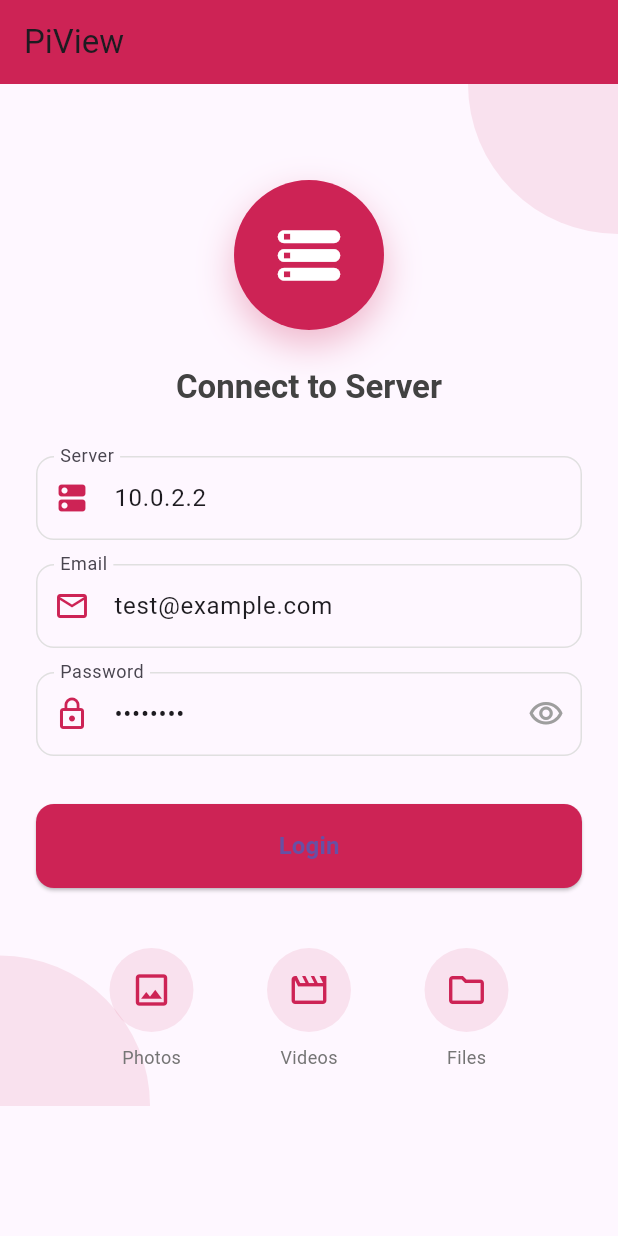
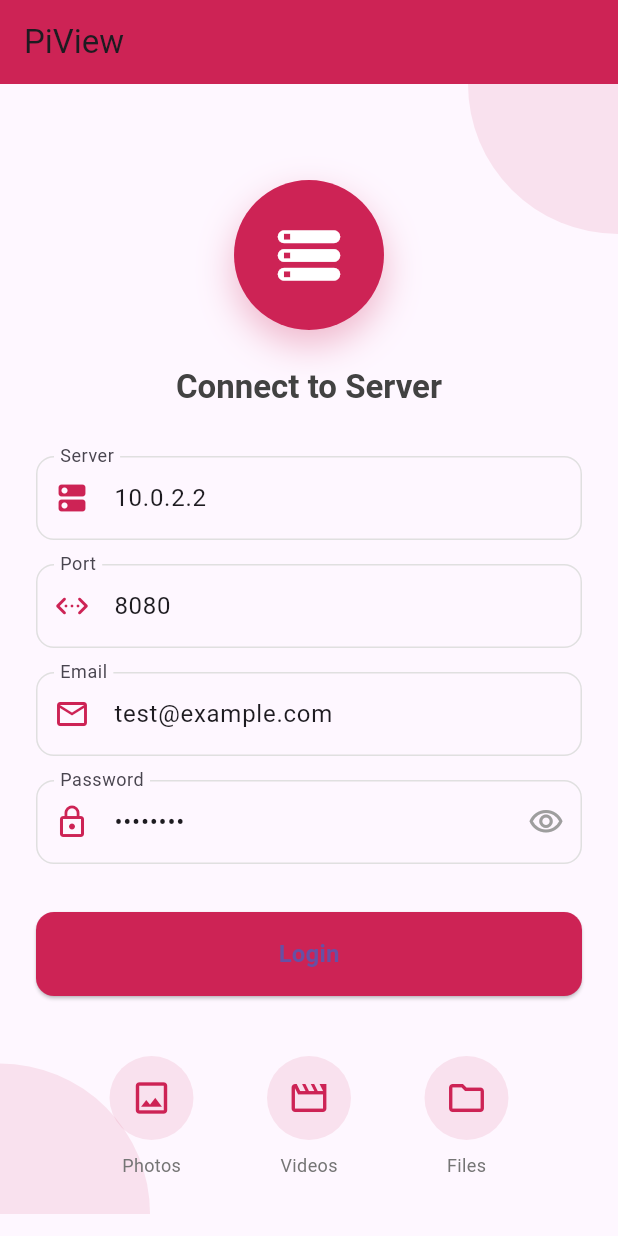
Before and after one commit to renjuashokan/pi_view, a Flutter app: the screen it shows after launch, on a phone screen of 412 x 824 dp. Run offline on Flutter 3.47's test engine with Material 3 defaults, Android fonts, the phone set to English and light mode, and no system bars; our stand-ins replace cached_network_image, chewie, file_picker, flutter_spinkit, photo_view, shared_preferences and 2 more; missing offline and left inert: auto_orientation; accounts and stored records are empty.

Commit message:
Add option to mention server port

```diff
--- a/lib/route_generator.dart
+++ b/lib/route_generator.dart
@@ -23,15 +23,21 @@ class RouteGenerator {
       case '/file_browser':
         final args = settings.arguments as Map<String, dynamic>?;
         final serverIp = args?['serverIp'] as String? ?? 'localhost';
-        return _buildPageRoute(FileBrowserView(serverIp: serverIp));
+        final serverPort = args?['serverPort'] as String? ?? '8080';
+        return _buildPageRoute(FileBrowserView(
+          serverIp: serverIp,
+          serverPort: serverPort,
+        ));
       case '/media_player':
         final args = settings.arguments as Map<String, dynamic>;
         final serverAddress = args['serverAddress'] as String;
+        final serverPort = args['serverPort'] as String? ?? '8080';
         final playlist = args['playlist'] as List<MediaItem>;
         final initialIndex = args['initialIndex'] as int;
         return _buildPageRoute(
           MediaPlayerView(
             serverAddress: serverAddress,
+            serverPort: serverPort,
             playlist: playlist,
             initialIndex: initialIndex,
           ),
@@ -39,11 +45,13 @@ class RouteGenerator {
       case '/image_viewer':
         final args = settings.arguments as Map<String, dynamic>;
         final serverAddress = args['serverAddress'] as String;
+        final serverPort = args['serverPort'] as String? ?? '8080';
         final imageItem = args['imageItem'] as ImageItem;
         final allimages = args['allImages'] as List<ImageItem>;
         return _buildPageRoute(
           ImageView(
             serverAddress: serverAddress,
+            serverPort: serverPort,
             imageItem: imageItem,
             allImages: allimages,
           ),
--- a/lib/viewmodels/login_viewmodel.dart
+++ b/lib/viewmodels/login_viewmodel.dart
@@ -8,6 +8,7 @@ class LoginViewModel extends ChangeNotifier {
   bool _isLoading = false;
   String? _error;
   static const String SERVER_IP_KEY = 'server_ip';
+  static const String SERVER_PORT_KEY = 'server_port';
 
   bool get isLoading => _isLoading;
   String? get error => _error;
@@ -17,23 +18,35 @@ class LoginViewModel extends ChangeNotifier {
     return prefs.getString(SERVER_IP_KEY);
   }
 
+  Future<String?> getLastServerPort() async {
+    final prefs = await SharedPreferences.getInstance();
+    return prefs.getString(SERVER_PORT_KEY);
+  }
+
   Future<void> saveServerIp(String serverIp) async {
     final prefs = await SharedPreferences.getInstance();
     await prefs.setString(SERVER_IP_KEY, serverIp);
   }
 
-  Future<bool> login(String server, String email, String password) async {
+  Future<void> saveServerPort(String serverIp) async {
+    final prefs = await SharedPreferences.getInstance();
+    await prefs.setString(SERVER_PORT_KEY, serverIp);
+  }
+
+  Future<bool> login(
+      String server, String port, String email, String password) async {
     _isLoading = true;
     _error = null;
     notifyListeners();
 
     try {
       final response =
-          await http.get(Uri.parse('http://${server}:8080/api/v1/files'));
+          await http.get(Uri.parse('http://${server}:${port}/api/v1/files'));
       debugPrint('Status code is ${response.statusCode}');
       if (response.statusCode == 200) {
         _user = User(email: email, password: password);
         await saveServerIp(server); // Save server IP on successful login
+        await saveServerPort(port);
         _isLoading = false;
         notifyListeners();
         return true;
--- a/lib/viewmodels/media_player_viewmodel.dart
+++ b/lib/viewmodels/media_player_viewmodel.dart
@@ -3,18 +3,19 @@ import '../models/media_item.dart';
 
 class MediaPlayerViewModel extends ChangeNotifier {
   final String _serverAddress;
+  final String _serverPort;
   List<MediaItem> _playlist = [];
   int _currentIndex = 0;
   bool _isLoading = false;
   String? _error;
   MediaItem? _currentMedia;
 
-  MediaPlayerViewModel(this._serverAddress);
+  MediaPlayerViewModel(this._serverAddress, this._serverPort);
 
   bool get isLoading => _isLoading;
   String? get error => _error;
   String? get streamUrl => _currentMedia?.path != null
-      ? 'http://$_serverAddress:8080/api/v1/stream/${Uri.encodeFull(_currentMedia!.path)}'
+      ? 'http://$_serverAddress:$_serverPort/api/v1/stream/${Uri.encodeFull(_currentMedia!.path)}'
       : null;
   MediaItem? get currentMedia => _currentMedia;
   bool get hasNext => _currentIndex < _playlist.length - 1;
--- a/lib/views/image_view.dart
+++ b/lib/views/image_view.dart
@@ -6,12 +6,14 @@ import '../models/image_item.dart';
 
 class ImageView extends StatefulWidget {
   final String serverAddress;
+  final String serverPort;
   final ImageItem imageItem;
   final List<ImageItem> allImages;
 
   const ImageView({
     Key? key,
     required this.serverAddress,
+    required this.serverPort,
     required this.imageItem,
     required this.allImages,
   }) : super(key: key);
@@ -70,7 +72,7 @@ class _ImageViewState extends State<ImageView> {
         .replaceAll('%23', '#')
         .replaceAll('%2C', ',');
 
-    return 'http://${widget.serverAddress}:8080/api/v1/file/$encodedPath';
+    return 'http://${widget.serverAddress}:${widget.serverPort}/api/v1/file/$encodedPath';
   }
 
   void _onTransformChanged() {
--- a/lib/views/login_view.dart
+++ b/lib/views/login_view.dart
@@ -11,6 +11,8 @@ class LoginView extends StatefulWidget {
 
 class _LoginViewState extends State<LoginView> {
   final TextEditingController _serverController = TextEditingController();
+  final TextEditingController _serverPortController =
+      TextEditingController(text: "8080");
   final TextEditingController _emailController =
       TextEditingController(text: 'test@example.com');
   final TextEditingController _passwordController =
@@ -28,13 +30,16 @@ class _LoginViewState extends State<LoginView> {
   Future<void> _loadSavedServerIp() async {
     final viewModel = Provider.of<LoginViewModel>(context, listen: false);
     final savedIp = await viewModel.getLastServerIp();
-    if (savedIp != null && mounted) {
+    final savedPort = await viewModel.getLastServerPort();
+    if (savedIp != null && mounted && savedPort != null) {
       setState(() {
         _serverController.text = savedIp;
+        _serverPortController.text = savedPort;
       });
     } else if (mounted) {
       setState(() {
         _serverController.text = '10.0.2.2';
+        _serverPortController.text = '8080';
       });
     }
   }
@@ -44,6 +49,7 @@ class _LoginViewState extends State<LoginView> {
     _emailController.dispose();
     _passwordController.dispose();
     _serverController.dispose();
+    _serverPortController.dispose();
     super.dispose();
   }
 
@@ -129,6 +135,11 @@ class _LoginViewState extends State<LoginView> {
                       ),
                       const SizedBox(height: 16),
                       PiViewTextField(
+                          controller: _serverPortController,
+                          label: "Port",
+                          icon: Icons.settings_ethernet_rounded),
+                      const SizedBox(height: 16),
+                      PiViewTextField(
                         controller: _emailController,
                         label: 'Email',
                         icon: Icons.email_outlined,
@@ -154,6 +165,7 @@ class _LoginViewState extends State<LoginView> {
                             : () async {
                                 bool success = await model.login(
                                   _serverController.text,
+                                  _serverPortController.text,
                                   _emailController.text,
                                   _passwordController.text,
                                 );
@@ -162,7 +174,8 @@ class _LoginViewState extends State<LoginView> {
                                     context,
                                     '/file_browser',
                                     arguments: {
-                                      'serverIp': _serverController.text
+                                      'serverIp': _serverController.text,
+                                      'serverPort': _serverPortController.text,
                                     },
                                   );
                                 } else if (mounted) {
--- a/lib/views/media_player_view.dart
+++ b/lib/views/media_player_view.dart
@@ -11,12 +11,14 @@ import '../models/media_item.dart';
 
 class MediaPlayerView extends StatelessWidget {
   final String serverAddress;
+  final String serverPort;
   final List<MediaItem> playlist;
   final int initialIndex;
 
   const MediaPlayerView({
     Key? key,
     required this.serverAddress,
+    required this.serverPort,
     required this.playlist,
     required this.initialIndex,
   }) : super(key: key);
@@ -24,7 +26,7 @@ class MediaPlayerView extends StatelessWidget {
   @override
   Widget build(BuildContext context) {
     return ChangeNotifierProvider(
-      create: (_) => MediaPlayerViewModel(serverAddress)
+      create: (_) => MediaPlayerViewModel(serverAddress, serverPort)
         ..setPlaylist(playlist, initialIndex),
       child: Scaffold(
         appBar: AppBar(
```
Also changed, not shown: lib/viewmodels/file_browser_viewmodel.dart (+9 -6 lines), lib/viewmodels/upload_viewmodel.dart (+9 -5 lines), lib/views/file_browser_view.dart (+10 -3 lines).
